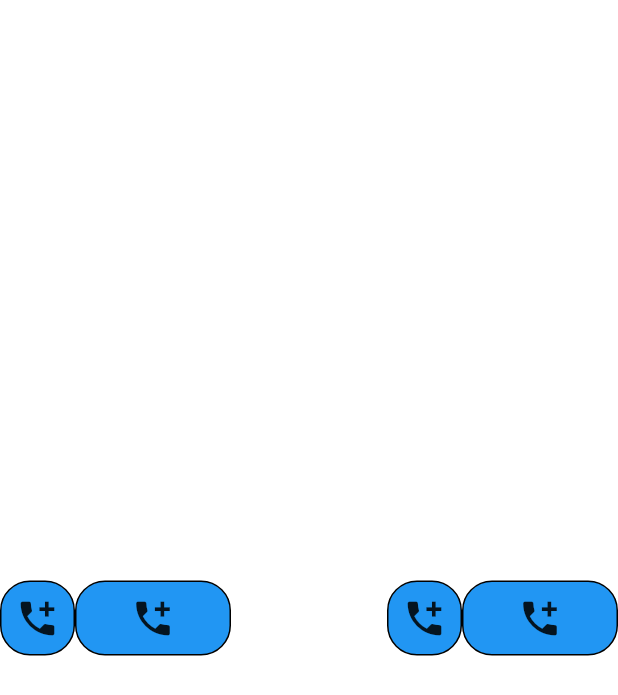
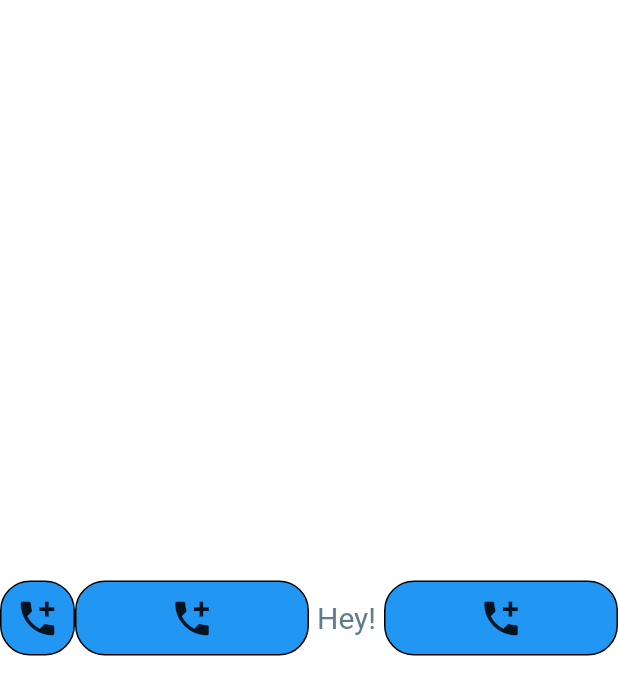
Before and after one commit to aliseylaneh/flutter_practices, a Flutter app: the screen it shows after launch, on a phone screen of 412 x 824 dp. Shown: the top 695 px of the screen. Run offline on Flutter 3.47's test engine with Material 2 defaults, Android fonts, the light colour scheme and no system bars.

Commit message:
6: Using DefaultTextStyle,Text,TextStyle

```diff
--- a/lib/main.dart
+++ b/lib/main.dart
@@ -22,13 +22,17 @@ class MyApp extends StatelessWidget {
             flex: 2,
             child: BlueBox(),
           ),
-          const Spacer(
-            flex: 2,
-          ),
-          SizedBox(
-            width: 50,
-            child: BlueBox(),
-          ),
+          const SizedBox(
+              width: 50,
+              child: DefaultTextStyle(
+                  style: TextStyle(
+                    fontSize: 20,
+                    color: Colors.blueGrey,
+                  ),
+                  child: Text(
+                    textAlign: TextAlign.center,
+                    'Hey!',
+                  ))),
           Expanded(
             flex: 2,
             child: BlueBox(),
```
